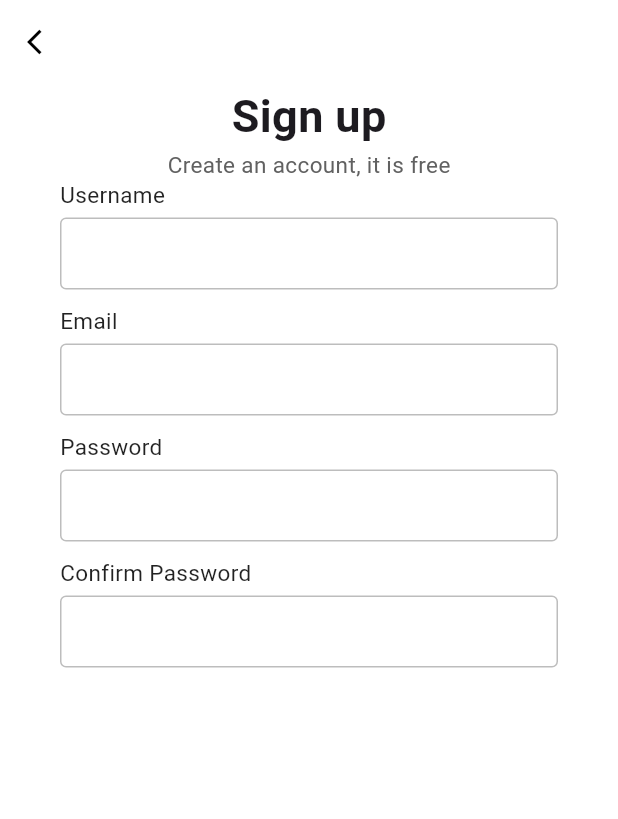
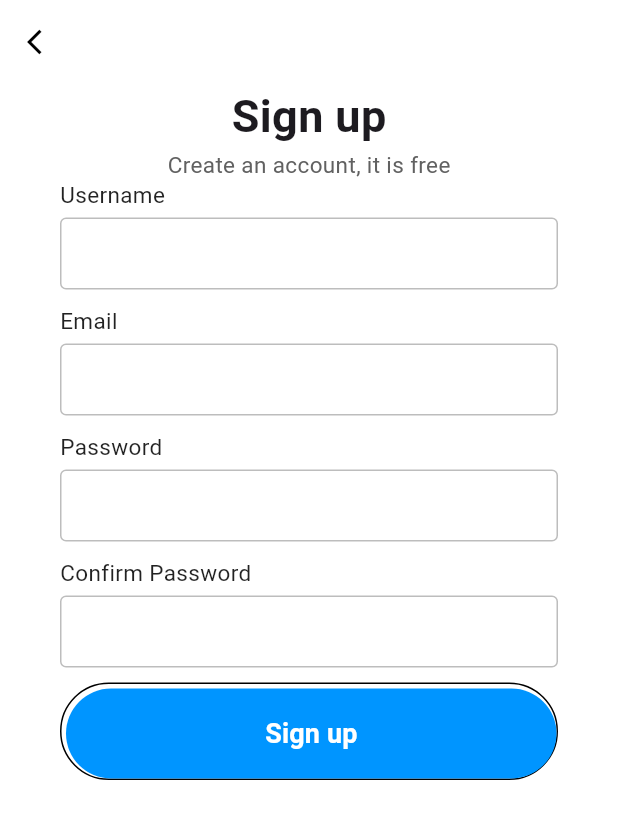
Before and after one commit to newtonkim/Money-app, a Flutter app: the SignUpPage screen opened directly, on a phone screen of 412 x 824 dp. Shown: the top 819 px of the screen. Run offline on Flutter 3.47's test engine with Material 3 defaults, Android fonts, the phone set to English and light mode, and no system bars.

```diff
--- a/lib/signup.dart
+++ b/lib/signup.dart
@@ -61,12 +61,53 @@ class SignUpPage extends StatelessWidget {
                    inputFile(label: "Password", obscureText: true) ,
                    inputFile(label: "Confirm Password", obscureText: true)
                 ],
+              ),
+
+              Container(
+                 padding: const EdgeInsets.only(top: 3, left: 3),
+                      decoration:
+                        BoxDecoration(
+                          borderRadius: BorderRadius.circular(50),
+                          border: const Border(
+                            bottom: BorderSide(color: Colors.black),
+                            top: BorderSide(color: Colors.black),
+                            left: BorderSide(color: Colors.black),
+                            right: BorderSide(color: Colors.black),
+
+                          )
+
+                        ),
+
+                        child: MaterialButton(
+                        minWidth: double.infinity,
+                        height: 60,
+                        onPressed: () {},
+                        color: const Color(0xff0095FF),
+                        elevation: 0,
+                        shape: RoundedRectangleBorder(
+                          borderRadius: BorderRadius.circular(50),
+
+                        ),
+                        child: const Text(
+                          "Sign up", style: TextStyle(
+                          fontWeight: FontWeight.w600,
+                          fontSize: 18,
+                          color: Colors.white,
+
+                        ),
+                        ),
+
+                      ),
+              ),
+
+              Row(
+                mainAxisAlignment: MainAxisAlignment.center,
+                children: <Widget>[],
               )
-            ]
-          )
-        )
-
-      ,)
+            ],
+          ),
+        ),
+      ),
     );
    }
 }
```
Also changed, not shown: pubspec.lock.
